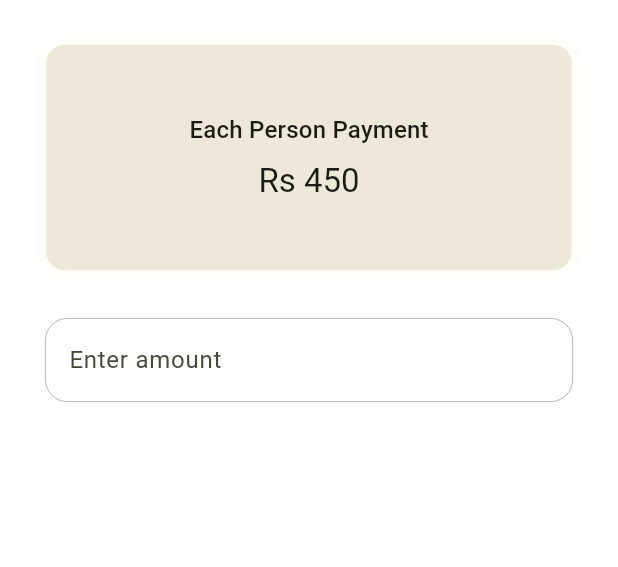
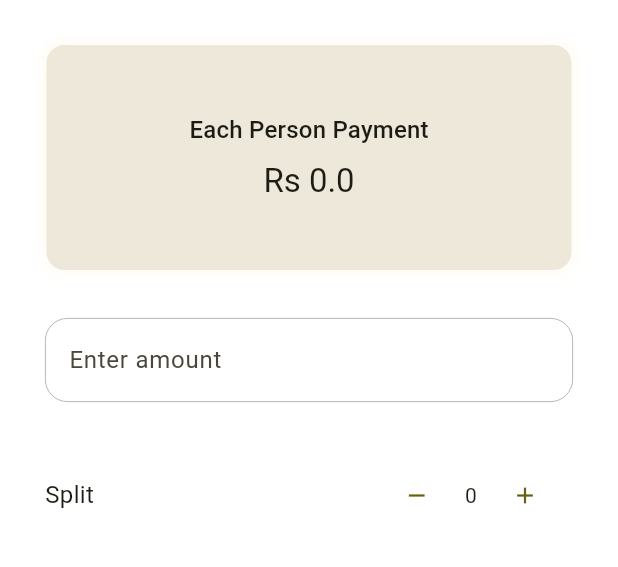
Before and after one commit to punkushal/Paisa-Tirne-Haina, a Flutter app: the screen it shows after launch, on a phone screen of 412 x 824 dp, the part 63-630 px from its top. Run offline on Flutter 3.47's test engine with Material 3 defaults, Android fonts, the phone set to English and light mode, and no system bars.

Commit message:
Person increament and Decrement functionality added

```diff
--- a/lib/home.dart
+++ b/lib/home.dart
@@ -12,7 +12,8 @@ class Home extends StatefulWidget {
 class _HomeState extends State<Home> {
   final _formKey = GlobalKey<FormState>();
   final _amountController = TextEditingController();
-
+  final double amount = 0.0;
+  int person = 0;
   @override
   void dispose() {
     _amountController.dispose();
@@ -57,7 +58,7 @@ class _HomeState extends State<Home> {
                       height: 8,
                     ),
                     Text(
-                      'Rs 450',
+                      'Rs $amount',
                       style: theme.textTheme.copyWith().titleLarge,
                     ),
                   ],
@@ -65,10 +66,14 @@ class _HomeState extends State<Home> {
               ),
             ),
 
+            Padding(
+              padding:
+                  const EdgeInsets.symmetric(horizontal: 30.0, vertical: 16),
+              child: Column(
+                crossAxisAlignment: CrossAxisAlignment.start,
+                children: [
                   // Input field for amount
-            Padding(
-              padding: const EdgeInsets.symmetric(horizontal: 30, vertical: 16),
-              child: TextFormField(
+                  TextFormField(
                     controller: _amountController,
                     keyboardType: TextInputType.number,
                     decoration: InputDecoration(
@@ -91,6 +96,58 @@ class _HomeState extends State<Home> {
                       ),
                     ),
                   ),
+
+                  SizedBox(
+                    height: 38,
+                  ),
+
+                  // Splitting amount to within total number of people
+                  Row(
+                    mainAxisAlignment: MainAxisAlignment.spaceBetween,
+                    children: [
+                      Text(
+                        'Split',
+                        style: TextStyle(
+                          fontSize: 16,
+                          fontWeight: FontWeight.normal,
+                        ),
+                      ),
+                      Row(
+                        children: [
+                          TextButton(
+                            onPressed: () {
+                              if (person <= 0) {
+                                ScaffoldMessenger.of(context).clearSnackBars();
+                                ScaffoldMessenger.of(context).showSnackBar(
+                                  SnackBar(
+                                    duration: Duration(seconds: 3),
+                                    content:
+                                        Text("Person number can't be negative"),
+                                  ),
+                                );
+                              } else {
+                                setState(() {
+                                  person = person - 1;
+                                });
+                              }
+                            },
+                            child: Icon(Icons.remove),
+                          ),
+                          Text("$person"),
+                          TextButton(
+                            onPressed: () {
+                              setState(() {
+                                person++;
+                              });
+                            },
+                            child: Icon(Icons.add),
+                          ),
+                        ],
+                      )
+                    ],
+                  ),
+                ],
+              ),
             ),
           ],
         ),
```
Lines whose indentation alone changed are shown as unchanged.
